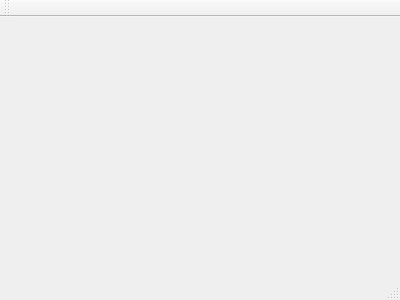
The window that qt/QtDemos/mainwindow.ui (PenpenLi/Demos) describes before a commit, drawn with Qt 5.
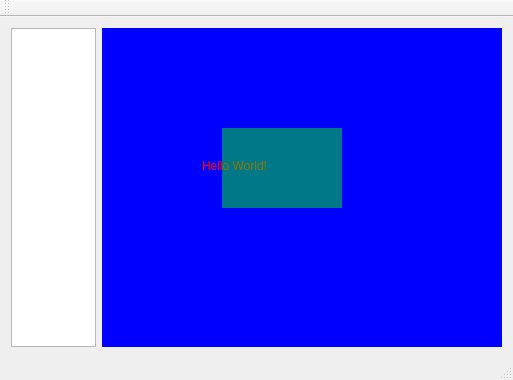
The same window after the commit.

The edit to the form file:
```diff
--- a/qt/QtDemos/mainwindow.ui
+++ b/qt/QtDemos/mainwindow.ui
@@ -1,24 +1,98 @@
 <ui version="4.0">
  <class>MainWindow</class>
- <widget class="QMainWindow" name="MainWindow" >
-  <property name="geometry" >
+ <widget class="QMainWindow" name="MainWindow">
+  <property name="geometry">
    <rect>
     <x>0</x>
     <y>0</y>
-    <width>400</width>
-    <height>300</height>
+    <width>513</width>
+    <height>380</height>
    </rect>
   </property>
   <property name="windowTitle" >
    <string>MainWindow</string>
   </property>
-  <widget class="QMenuBar" name="menuBar" />
-  <widget class="QToolBar" name="mainToolBar" />
-  <widget class="QWidget" name="centralWidget" />
-  <widget class="QStatusBar" name="statusBar" />
+  <widget class="QWidget" name="centralWidget">
+   <layout class="QHBoxLayout" name="horizontalLayout">
+    <item>
+     <widget class="QTreeView" name="treeView">
+      <property name="sizePolicy">
+       <sizepolicy hsizetype="Preferred" vsizetype="Expanding">
+        <horstretch>0</horstretch>
+        <verstretch>0</verstretch>
+       </sizepolicy>
+      </property>
+     </widget>
+    </item>
+    <item>
+     <widget class="QWidget" name="screen" native="true">
+      <property name="sizePolicy">
+       <sizepolicy hsizetype="Expanding" vsizetype="Expanding">
+        <horstretch>0</horstretch>
+        <verstretch>0</verstretch>
+       </sizepolicy>
+      </property>
+      <property name="minimumSize">
+       <size>
+        <width>400</width>
+        <height>300</height>
+       </size>
+      </property>
+      <property name="styleSheet">
+       <string notr="true">background-color: rgb(0, 0, 255);
+color: rgb(255, 0, 0);</string>
+      </property>
+      <widget class="QLabel" name="label">
+       <property name="geometry">
+        <rect>
+         <x>100</x>
+         <y>130</y>
+         <width>100</width>
+         <height>16</height>
+        </rect>
+       </property>
+       <property name="text">
+        <string>Hello World!</string>
+       </property>
+      </widget>
+      <widget class="QWidget" name="child" native="true">
+       <property name="geometry">
+        <rect>
+         <x>120</x>
+         <y>100</y>
+         <width>120</width>
+         <height>80</height>
+        </rect>
+       </property>
+       <property name="styleSheet">
+        <string notr="true">background-color: rgba(0, 255, 0, 120);</string>
+       </property>
+      </widget>
+     </widget>
+    </item>
+   </layout>
+  </widget>
+  <widget class="QMenuBar" name="menuBar">
+   <property name="geometry">
+    <rect>
+     <x>0</x>
+     <y>0</y>
+     <width>513</width>
+     <height>22</height>
+    </rect>
+   </property>
+  </widget>
+  <widget class="QToolBar" name="mainToolBar">
+   <attribute name="toolBarArea">
+    <enum>TopToolBarArea</enum>
+   </attribute>
+   <attribute name="toolBarBreak">
+    <bool>false</bool>
+   </attribute>
+  </widget>
+  <widget class="QStatusBar" name="statusBar"/>
  </widget>
- <layoutDefault spacing="6" margin="11" />
- <pixmapfunction></pixmapfunction>
+ <layoutdefault spacing="6" margin="11"/>
  <resources/>
  <connections/>
 </ui>
```
Left out of the diff: 3 changed lines with no effect on the pictures.
